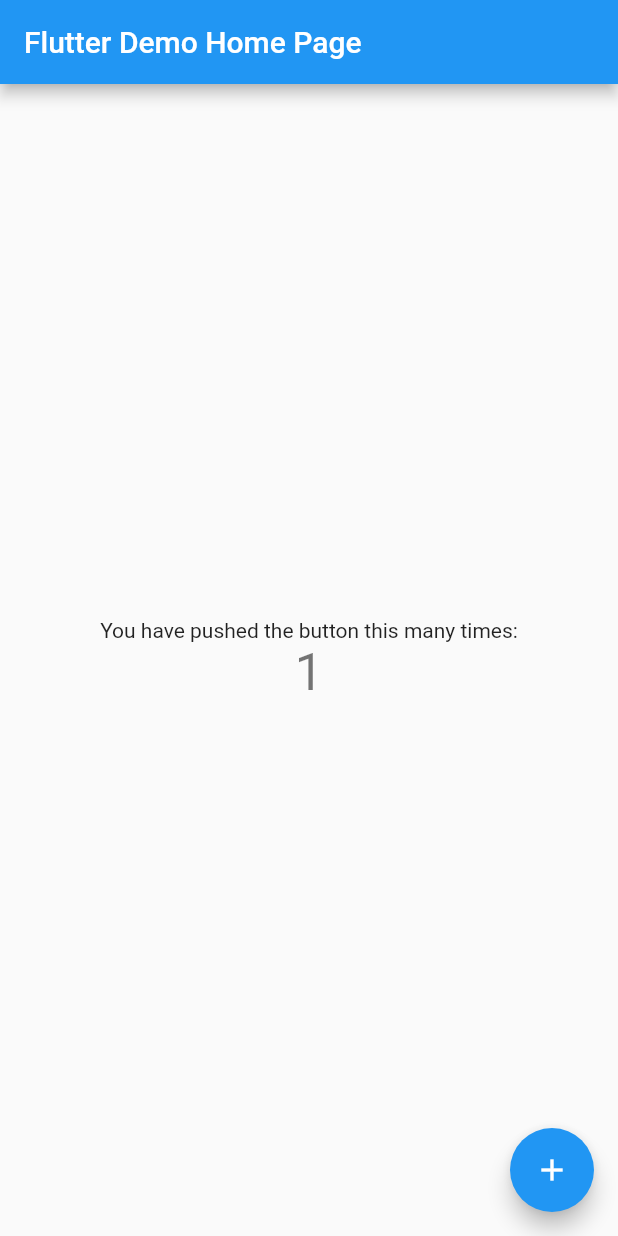
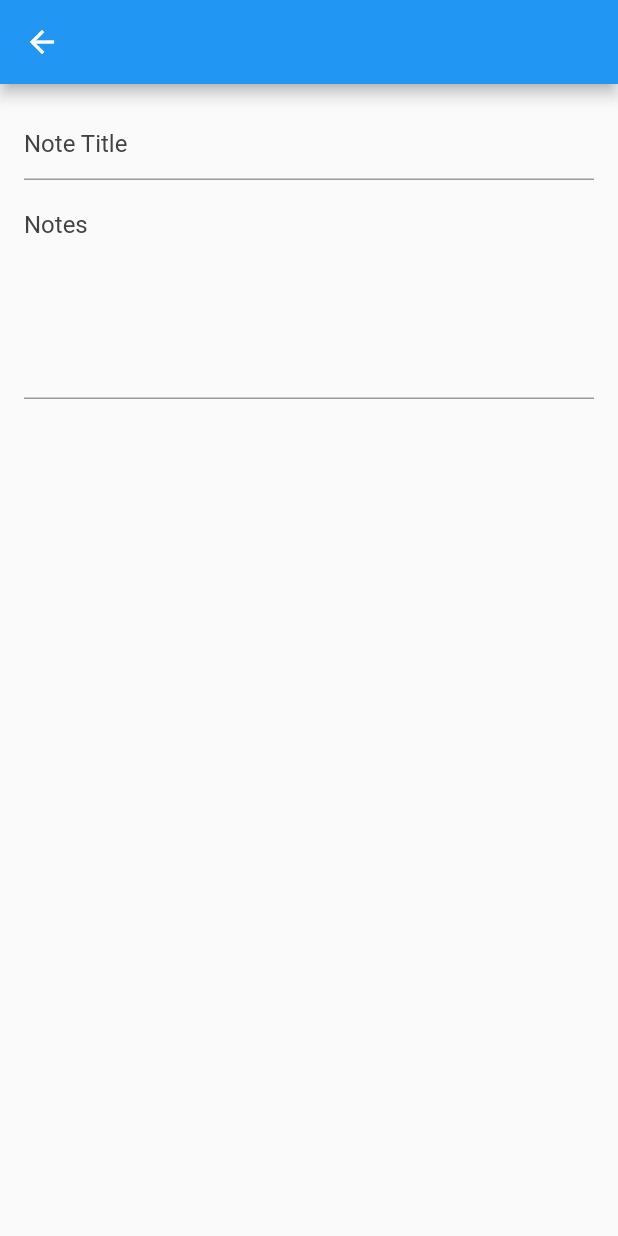
Before and after one commit to putrautama007/flutter_simple_note, a Flutter app: the screen it shows after launch, after a tap on the "add" icon, on a phone screen of 412 x 824 dp. Run offline on Flutter 3.47's test engine with Material 2 defaults, Android fonts, the phone set to English and light mode, and no system bars; our stand-ins replace hive; accounts and stored records are empty; generated files the repository leaves out were written again.

Commit message:
feat(flutter-simple-note): add note list screen and detail note screen

```diff
--- a/lib/main.dart
+++ b/lib/main.dart
@@ -1,4 +1,5 @@
 import 'package:flutter/material.dart';
+import 'package:simple_note/view/note_list_screen.dart';
 
 import 'hive/hive_utils.dart';
 
@@ -12,75 +13,12 @@ class MyApp extends StatelessWidget {
   @override
   Widget build(BuildContext context) {
     return MaterialApp(
-      title: 'Flutter Demo',
+      title: 'Simple Note',
       theme: ThemeData(
         primarySwatch: Colors.blue,
         visualDensity: VisualDensity.adaptivePlatformDensity,
       ),
-      home: MyHomePage(title: 'Flutter Demo Home Page'),
+      home: NoteListScreen(),
     );
   }
 }
-
-class MyHomePage extends StatefulWidget {
-  MyHomePage({Key key, this.title}) : super(key: key);
-
-  final String title;
-
-  @override
-  _MyHomePageState createState() => _MyHomePageState();
-}
-
-class _MyHomePageState extends State<MyHomePage> {
-  int _counter = 0;
-
-  void _incrementCounter() {
-    setState(() {
-      _counter++;
-    });
-  }
-
-  @override
-  Widget build(BuildContext context) {
-    return Scaffold(
-      appBar: AppBar(
-        title: Text(widget.title),
-      ),
-      body: Center(
-        // Center is a layout widget. It takes a single child and positions it
-        // in the middle of the parent.
-        child: Column(
-          // Column is also a layout widget. It takes a list of children and
-          // arranges them vertically. By default, it sizes itself to fit its
-          // children horizontally, and tries to be as tall as its parent.
-          //
-          // Invoke "debug painting" (press "p" in the console, choose the
-          // "Toggle Debug Paint" action from the Flutter Inspector in Android
-          // Studio, or the "Toggle Debug Paint" command in Visual Studio Code)
-          // to see the wireframe for each widget.
-          //
-          // Column has various properties to control how it sizes itself and
-          // how it positions its children. Here we use mainAxisAlignment to
-          // center the children vertically; the main axis here is the vertical
-          // axis because Columns are vertical (the cross axis would be
-          // horizontal).
-          mainAxisAlignment: MainAxisAlignment.center,
-          children: <Widget>[
-            Text(
-              'You have pushed the button this many times:',
-            ),
-            Text(
-              '$_counter',
-              style: Theme.of(context).textTheme.headline4,
-            ),
-          ],
-        ),
-      ),
-      floatingActionButton: FloatingActionButton(
-        onPressed: _incrementCounter,
-        tooltip: 'Increment',
-        child: Icon(Icons.add),
-      ), // This trailing comma makes auto-formatting nicer for build methods.
-    );
-  }
-}
--- /dev/null
+++ b/lib/view/detail_note_screen.dart
@@ -0,0 +1,49 @@
+import 'package:flutter/material.dart';
+
+class DetailNoteScreen extends StatelessWidget {
+  final TextEditingController _noteTitleController = TextEditingController();
+  final TextEditingController _noteBodyController = TextEditingController();
+
+  @override
+  Widget build(BuildContext context) {
+    return Scaffold(
+      appBar: AppBar(),
+      body: Padding(
+        padding: EdgeInsets.all(
+          16.0,
+        ),
+        child: Column(
+          crossAxisAlignment: CrossAxisAlignment.start,
+          children: [
+            TextFormField(
+              controller: _noteTitleController,
+              decoration: InputDecoration(
+                hintStyle: TextStyle(
+                  color: Colors.grey[800],
+                ),
+                hintText: "Note Title",
+              ),
+            ),
+            Padding(
+              padding: EdgeInsets.only(
+                top: 8.0,
+              ),
+              child: TextFormField(
+                controller: _noteBodyController,
+                decoration: InputDecoration(
+                  hintStyle: TextStyle(
+                    color: Colors.grey[800],
+                  ),
+                  hintText: "Notes",
+                ),
+                maxLines: null,
+                keyboardType: TextInputType.multiline,
+                minLines: 6,
+              ),
+            ),
+          ],
+        ),
+      ),
+    );
+  }
+}
--- /dev/null
+++ b/lib/view/note_list_screen.dart
@@ -0,0 +1,31 @@
+import 'package:flutter/material.dart';
+import 'package:simple_note/view/detail_note_screen.dart';
+
+class NoteListScreen extends StatefulWidget {
+  @override
+  _NoteListScreenState createState() => _NoteListScreenState();
+}
+
+class _NoteListScreenState extends State<NoteListScreen> {
+  @override
+  Widget build(BuildContext context) {
+    return Scaffold(
+      appBar: AppBar(
+        title: Text(
+          'Simple Note',
+        ),
+      ),
+      body: ListView(),
+      floatingActionButton: FloatingActionButton(
+        onPressed: () => Navigator.push(
+          context,
+          MaterialPageRoute(
+            builder: (BuildContext context) => DetailNoteScreen(),
+          ),
+        ),
+        tooltip: 'Increment',
+        child: Icon(Icons.add),
+      ),
+    );
+  }
+}
```
